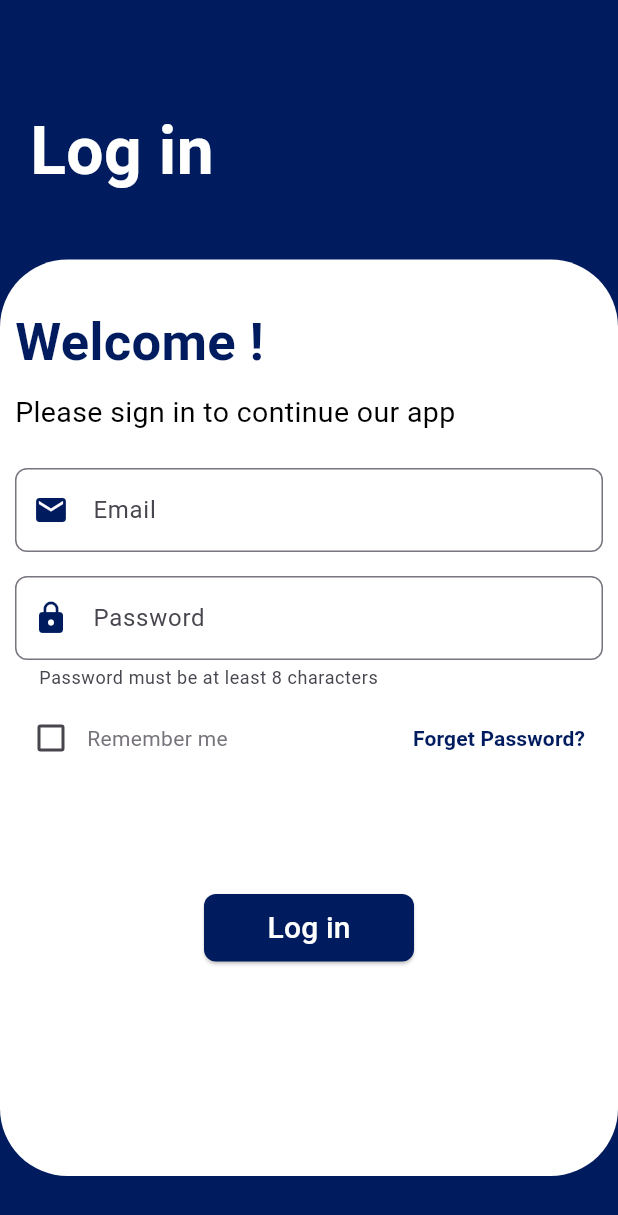
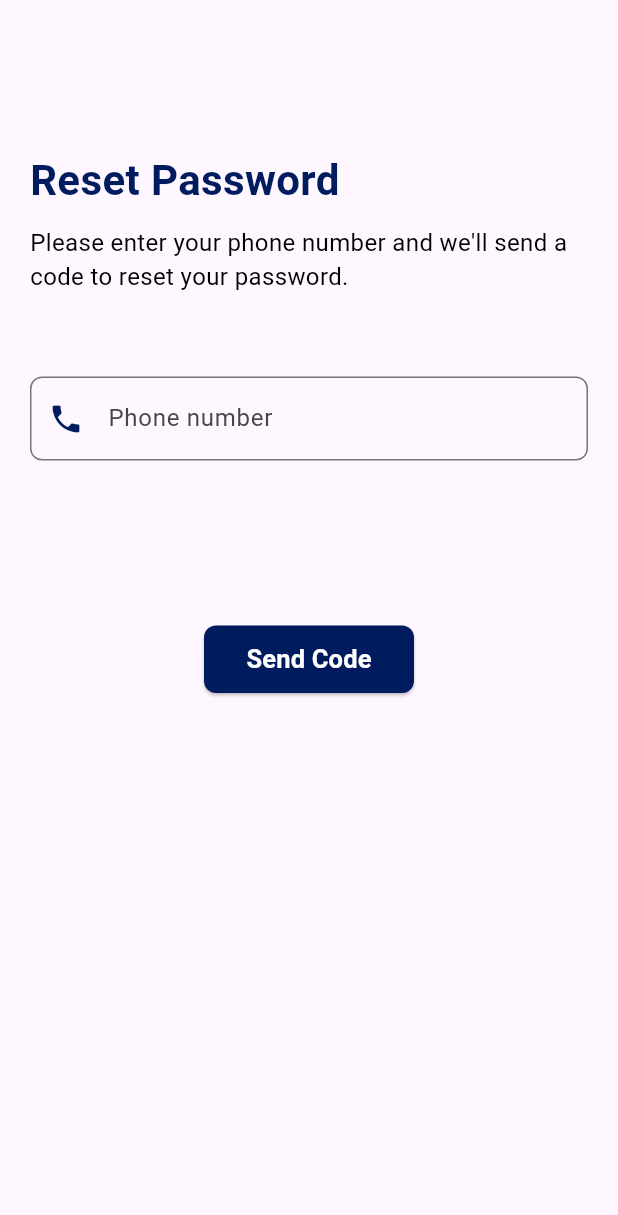
Before and after one commit to mayar004/graduation_project, a Flutter app: the LogInScreen screen opened directly, after a tap on "Forget Password?", on a phone screen of 412 x 824 dp. Shown: the top 1215 px of the screen. Run offline on Flutter 3.47's test engine with Material 3 defaults, Android fonts, the phone set to English and light mode, and no system bars; our stand-ins replace firebase_auth, firebase_core; accounts and stored records are empty.

Commit message:
forget password

```diff
--- /dev/null
+++ b/lib/screens/forget_password.dart
@@ -0,0 +1,82 @@
+import 'package:flutter/material.dart';
+
+class ForgetPassword extends StatelessWidget {
+  const ForgetPassword({super.key});
+
+  @override
+  Widget build(BuildContext context) {
+    return Scaffold(
+
+      body: Padding(
+        padding: const EdgeInsets.symmetric(horizontal: 20.0),
+        child: Column(
+          crossAxisAlignment: CrossAxisAlignment.start,
+          children: [
+            SizedBox(height: 100),
+            Text(
+              'Reset Password',
+              style: TextStyle(
+                fontSize: 28,
+                fontWeight: FontWeight.bold,
+                color: Color(0xFF001B5E),              ),
+            ),
+            SizedBox(height: 10),
+            Text(
+              "Please enter your phone number and we'll send a code to reset your password.",
+              style: TextStyle(fontSize: 16, color: Colors.black),
+            ),
+            SizedBox(height: 55),
+            TextField(
+              keyboardType: TextInputType.phone,
+              decoration: InputDecoration(
+                prefixIcon: Icon(Icons.phone, color: Color(0xFF001B5E),),
+                hintText: 'Phone number',
+                border: OutlineInputBorder(
+                  borderRadius: BorderRadius.circular(8),
+                  borderSide: BorderSide(color: Colors.grey),
+                ),
+                focusedBorder: OutlineInputBorder(
+                  borderRadius: BorderRadius.circular(8),
+                  borderSide: BorderSide(color: Color(0xFF001B5E),),
+                ),
+              ),
+            ),
+            SizedBox(height: 110),
+            Center(
+              child: SizedBox(
+                width: 140,
+                height: 45,
+
+                child: ElevatedButton(
+                  onPressed: () {
+                    // Handle sending the code
+                  },
+                  style: ElevatedButton.styleFrom(
+                    backgroundColor: const Color(0xFF001B5E),
+                    //Color : Color(0xFF001A72), // Button color
+                    shape: RoundedRectangleBorder(
+                      borderRadius: BorderRadius.circular(8.0),
+                    ),
+                   // padding: EdgeInsets.symmetric( vertical: 16),
+                  ),
+
+                  child: Text(
+                    'Send Code',
+                    style: TextStyle(
+                      color: Colors.white,
+                      fontSize: 17,
+                      fontWeight: FontWeight.bold,
+                    ),
+                  ),
+                ),
+
+              ),
+            ),
+          ],
+        ),
+      ),
+
+    );
+
+  }
+}
--- a/lib/screens/log_in_screen.dart
+++ b/lib/screens/log_in_screen.dart
@@ -2,6 +2,7 @@ import 'package:firebase_auth/firebase_auth.dart';
 import 'package:flutter/material.dart';
 
 import 'Home_page.dart';
+import 'forget_password.dart';
 
 
 class LogInScreen extends StatelessWidget {
@@ -97,6 +98,11 @@ class LogInScreen extends StatelessWidget {
                       const Spacer(),
                       TextButton(
                         onPressed: () {
+                          Navigator.push(
+                            context,
+                            MaterialPageRoute(builder: (context) => ForgetPassword()),
+                          );
+
                           // إضافة وظيفة لزر "نسيت كلمة المرور"
                         },
                         child: const Text(
```
Also changed, not shown: pubspec.lock.
